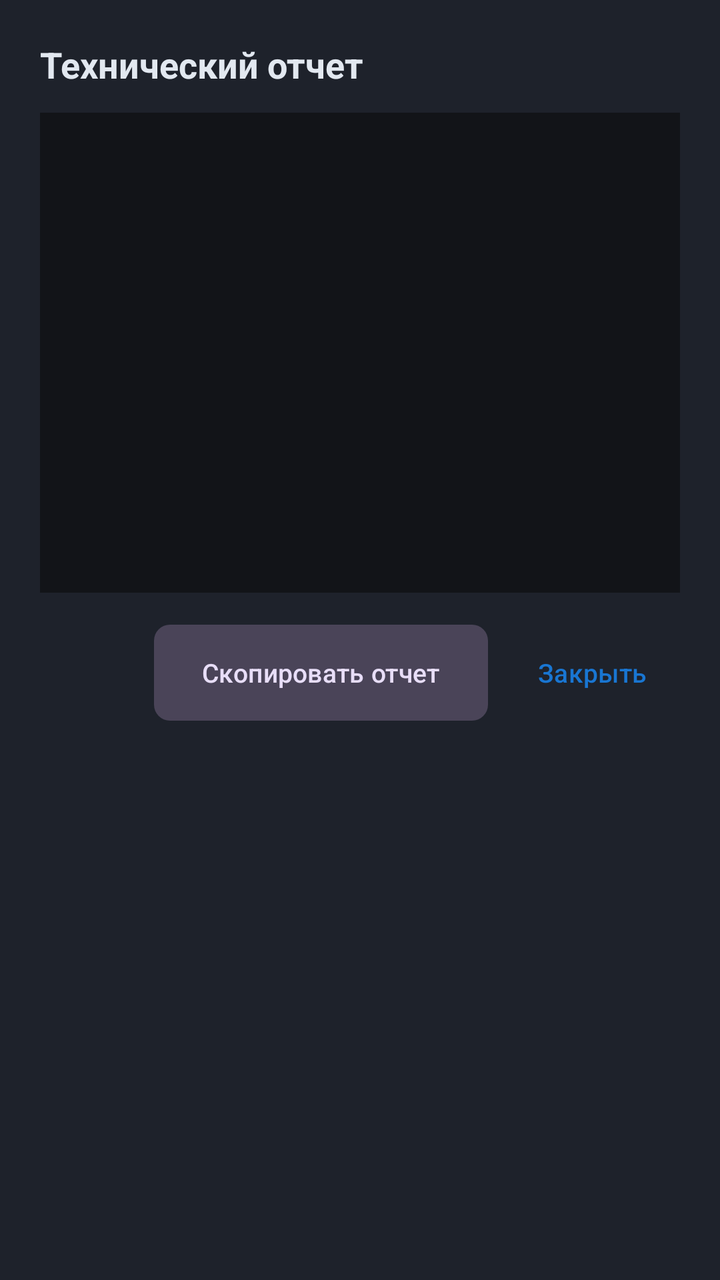
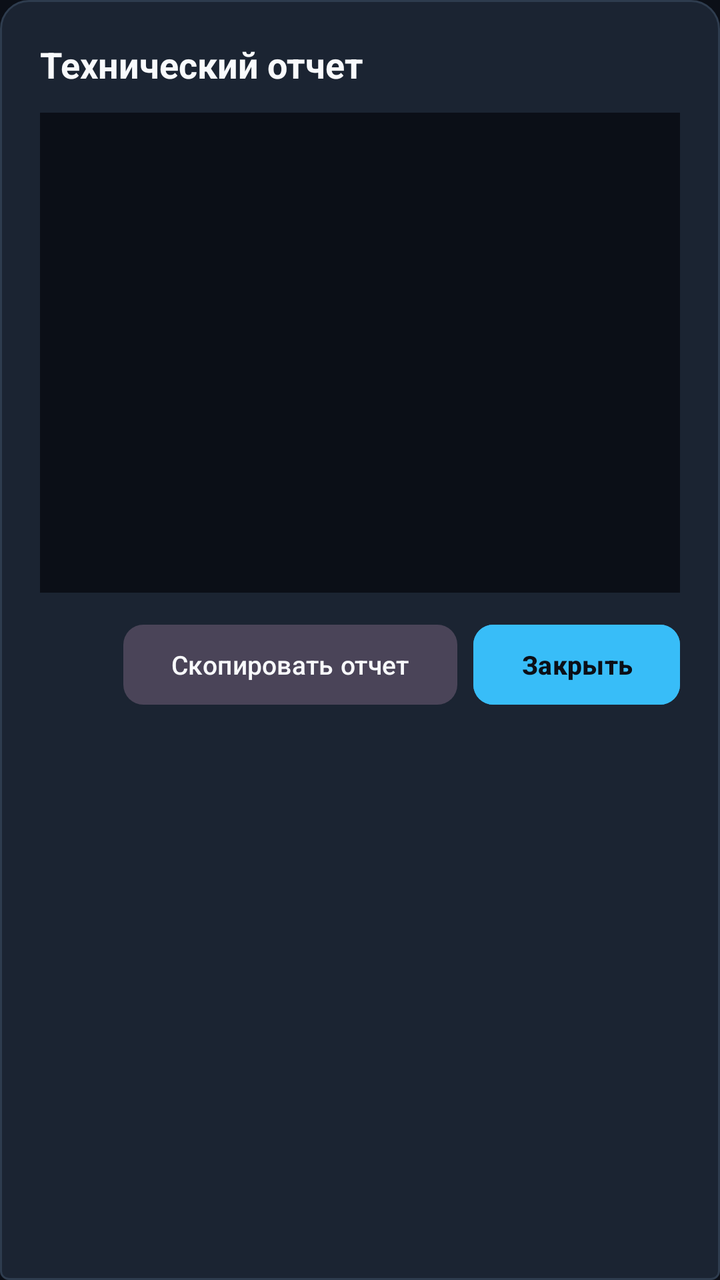

Before-and-after screenshots of an Android layout around one commit, followed by the original layout XML and the change that was made.
<!-- AndroidManifest.xml: application theme Theme.DnsLeakTest -->
<!-- res/layout/dialog_details.xml -->
<?xml version="1.0" encoding="utf-8"?>
<LinearLayout xmlns:android="http://schemas.android.com/apk/res/android"
    xmlns:app="http://schemas.android.com/apk/res-auto"
    android:layout_width="match_parent"
    android:layout_height="wrap_content"
    android:background="@color/surface"
    android:orientation="vertical"
    android:padding="20dp">

    <TextView
        android:id="@+id/tvDetailsTitle"
        android:layout_width="match_parent"
        android:layout_height="wrap_content"
        android:text="Технический отчет"
        android:textColor="@color/on_surface"
        android:textSize="18sp"
        android:textStyle="bold" />

    <ScrollView
        android:layout_width="match_parent"
        android:layout_height="240dp"
        android:layout_marginTop="12dp"
        android:background="@color/background"
        android:padding="10dp">

        <TextView
            android:id="@+id/tvDetailsContent"
            android:layout_width="match_parent"
            android:layout_height="wrap_content"
            android:fontFamily="monospace"
            android:textColor="@color/on_surface"
            android:textSize="12sp" />
    </ScrollView>

    <LinearLayout
        android:layout_width="match_parent"
        android:layout_height="wrap_content"
        android:layout_marginTop="16dp"
        android:gravity="end"
        android:orientation="horizontal">

        <com.google.android.material.button.MaterialButton
            android:id="@+id/btnDetailsCopy"
            style="@style/Widget.Material3.Button.TonalButton"
            android:layout_width="wrap_content"
            android:layout_height="wrap_content"
            android:insetTop="0dp"
            android:insetBottom="0dp"
            android:text="@string/btn_copy"
            android:textAllCaps="false"
            android:textSize="13sp"
            app:cornerRadius="8dp" />

        <Space
            android:layout_width="8dp"
            android:layout_height="1dp" />

        <com.google.android.material.button.MaterialButton
            android:id="@+id/btnDetailsClose"
            style="@style/Widget.Material3.Button.TextButton"
            android:layout_width="wrap_content"
            android:layout_height="wrap_content"
            android:insetTop="0dp"
            android:insetBottom="0dp"
            android:text="@string/btn_close"
            android:textAllCaps="false"
            android:textSize="13sp" />
    </LinearLayout>
</LinearLayout>
<!-- resources referenced by this layout -->
<resources>
  <color name="background">#121418</color>
  <color name="on_surface">#E2E8F0</color>
  <color name="surface">#1E222B</color>
  <string name="btn_close">Закрыть</string>
  <string name="btn_copy">Скопировать отчет</string>
  <style name="Theme.DnsLeakTest" parent="Theme.Material3.Dark.NoActionBar">
          <item name="colorPrimary">@color/primary</item>
          <item name="colorOnPrimary">@color/on_primary</item>
          <item name="android:windowBackground">@color/background</item>
          <item name="colorSurface">@color/surface</item>
          <item name="colorOnSurface">@color/on_surface</item>
          <item name="colorSurfaceVariant">@color/surface_variant</item>
          <item name="colorOnSurfaceVariant">@color/on_surface_variant</item>
          <item name="android:statusBarColor">@color/background</item>
          <item name="android:navigationBarColor">@color/background</item>
      </style>
  <color name="primary">#1976D2</color>
  <color name="on_primary">#FFFFFF</color>
  <color name="surface_variant">#292E3B</color>
  <color name="on_surface_variant">#94A3B8</color>
</resources>

<!-- the commit's change to res/layout/dialog_details.xml (unified diff, before → after) -->
@@ -3,7 +3,7 @@
     xmlns:app="http://schemas.android.com/apk/res-auto"
     android:layout_width="match_parent"
     android:layout_height="wrap_content"
-    android:background="@color/surface"
+    android:background="@drawable/bg_tab_active"
     android:orientation="vertical"
     android:padding="20dp">
 
@@ -21,7 +21,7 @@
         android:layout_height="240dp"
         android:layout_marginTop="12dp"
         android:background="@color/background"
-        android:padding="10dp">
+        android:padding="12dp">
 
         <TextView
             android:id="@+id/tvDetailsContent"
@@ -43,13 +43,14 @@
             android:id="@+id/btnDetailsCopy"
             style="@style/Widget.Material3.Button.TonalButton"
             android:layout_width="wrap_content"
-            android:layout_height="wrap_content"
+            android:layout_height="40dp"
             android:insetTop="0dp"
             android:insetBottom="0dp"
             android:text="@string/btn_copy"
             android:textAllCaps="false"
+            android:textColor="@color/on_surface"
             android:textSize="13sp"
-            app:cornerRadius="8dp" />
+            app:cornerRadius="10dp" />
 
         <Space
             android:layout_width="8dp"
@@ -57,13 +58,17 @@
 
         <com.google.android.material.button.MaterialButton
             android:id="@+id/btnDetailsClose"
-            style="@style/Widget.Material3.Button.TextButton"
             android:layout_width="wrap_content"
-            android:layout_height="wrap_content"
+            android:layout_height="40dp"
+            android:backgroundTint="@color/accent_cyan"
             android:insetTop="0dp"
             android:insetBottom="0dp"
-            android:text="@string/btn_close"
+            android:text="Закрыть"
             android:textAllCaps="false"
-            android:textSize="13sp" />
+            android:textColor="@color/on_primary"
+            android:textSize="13sp"
+            android:textStyle="bold"
+            app:cornerRadius="10dp" />
     </LinearLayout>
+
 </LinearLayout>
<!-- resource entries referenced after the edit -->
@@ -1,9 +1,23 @@
 <!-- resources referenced by this layout -->
 <resources>
-  <color name="background">#121418</color>
-  <color name="on_surface">#E2E8F0</color>
-  <color name="surface">#1E222B</color>
-  <string name="btn_close">Закрыть</string>
+  <color name="accent_cyan">#38BDF8</color>
+  <color name="background">#0B0F17</color>
+  <color name="on_surface">#F8FAFC</color>
+  <!-- drawable bg_tab_active (drawable) -->
+  <?xml version="1.0" encoding="utf-8"?>
+  <shape xmlns:android="http://schemas.android.com/apk/res/android"
+      android:shape="rectangle">
+      <solid android:color="@color/surface_variant" />
+      <corners
+          android:topLeftRadius="14dp"
+          android:topRightRadius="14dp"
+          android:bottomLeftRadius="4dp"
+          android:bottomRightRadius="4dp" />
+      <stroke
+          android:width="1dp"
+          android:color="#2E3C4E" />
+  </shape>
+  <color name="surface">#131922</color>
   <string name="btn_copy">Скопировать отчет</string>
   <style name="Theme.DnsLeakTest" parent="Theme.Material3.Dark.NoActionBar">
           <item name="colorPrimary">@color/primary</item>
@@ -16,9 +30,9 @@
           <item name="android:statusBarColor">@color/background</item>
           <item name="android:navigationBarColor">@color/background</item>
       </style>
-  <color name="primary">#1976D2</color>
-  <color name="on_primary">#FFFFFF</color>
-  <color name="surface_variant">#292E3B</color>
-  <color name="on_surface_variant">#94A3B8</color>
+  <color name="primary">#38BDF8</color>
+  <color name="on_primary">#0B0F17</color>
+  <color name="surface_variant">#1B2432</color>
+  <color name="on_surface_variant">#8896A6</color>
 </resources>
 
